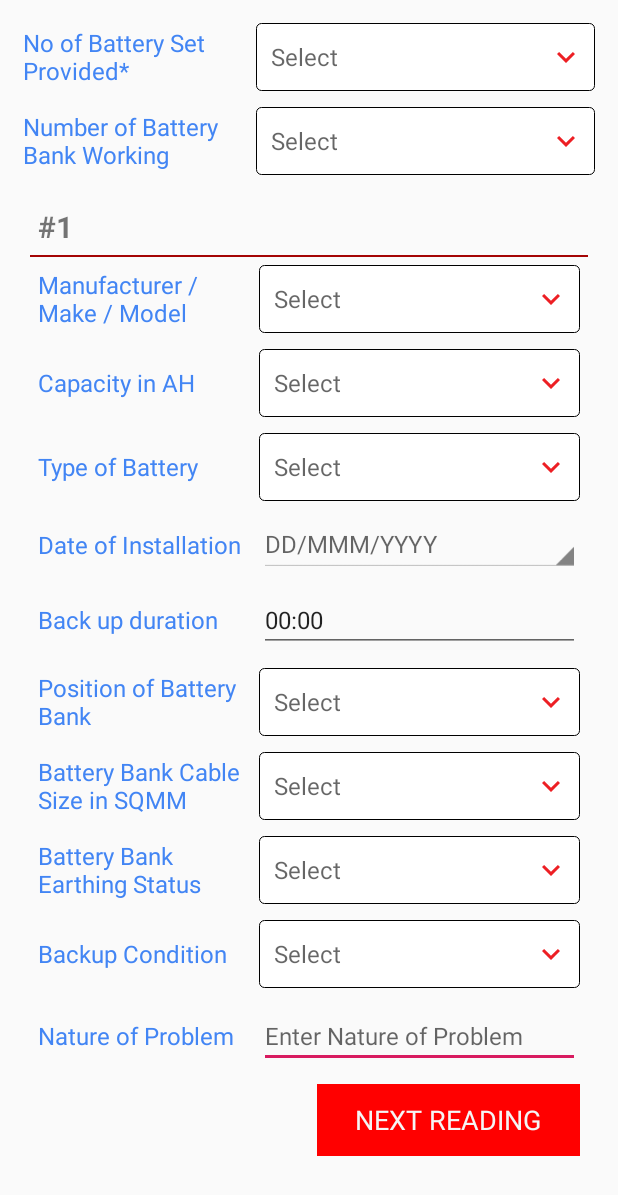
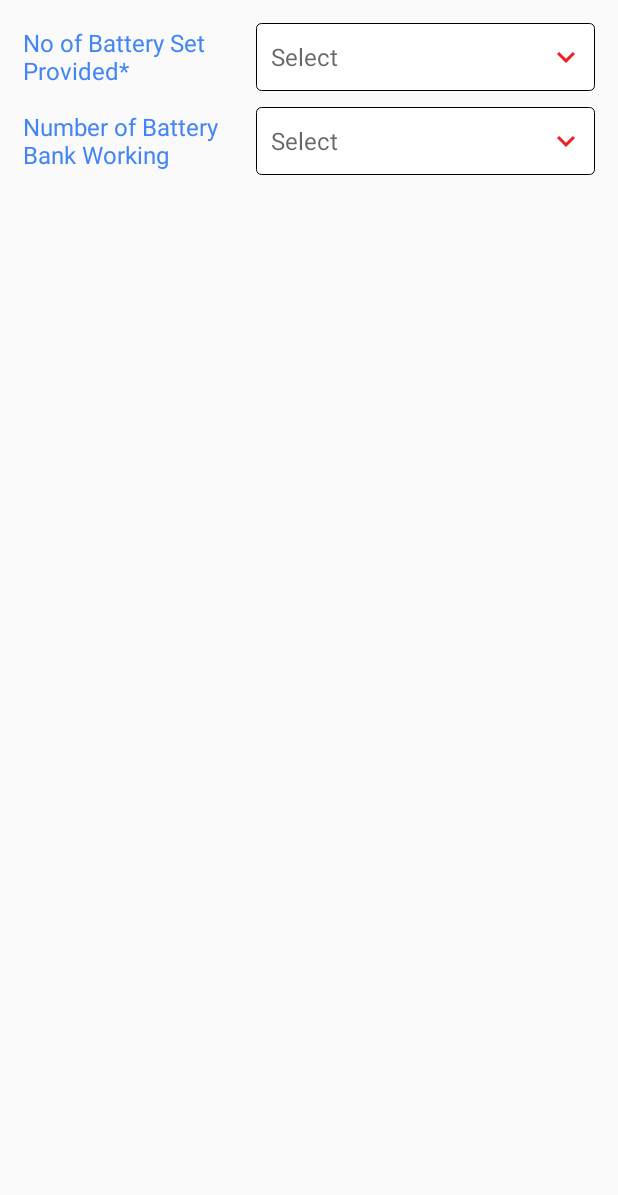
Before and after one commit to EdbrixDeveloper/BrahamaputraJio, an Android app: the layout activity_battery_set.xml on its own in the app's theme, with its tools: preview values and no code run, on a phone screen of 412 x 824 dp. Shown: the top 1195 px of the screen. Run offline under Robolectric (Android 15) with nearby library versions, the phone set to English and light mode, and no system bars; Roboto replaces fonts that are not available here.

Commit message:
Commit      Power Plant Details and Battery Set done by arjun on Date:13052019.

```diff
--- a/app/src/main/res/layout/activity_battery_set.xml
+++ b/app/src/main/res/layout/activity_battery_set.xml
@@ -77,7 +77,7 @@
                 android:layout_height="match_parent"
                 android:layout_margin="@dimen/app_normal_margin"
                 android:orientation="vertical"
-                android:visibility="visible">
+                android:visibility="gone">
 
                 <TextView
                     android:id="@+id/batterySet_textView_Number"
```
Also changed, not shown: app/src/main/java/com/brahamaputra/mahindra/brahamaputrajio/Activities/PowerPlantDetailsActivity.java (+6 -6 lines).
